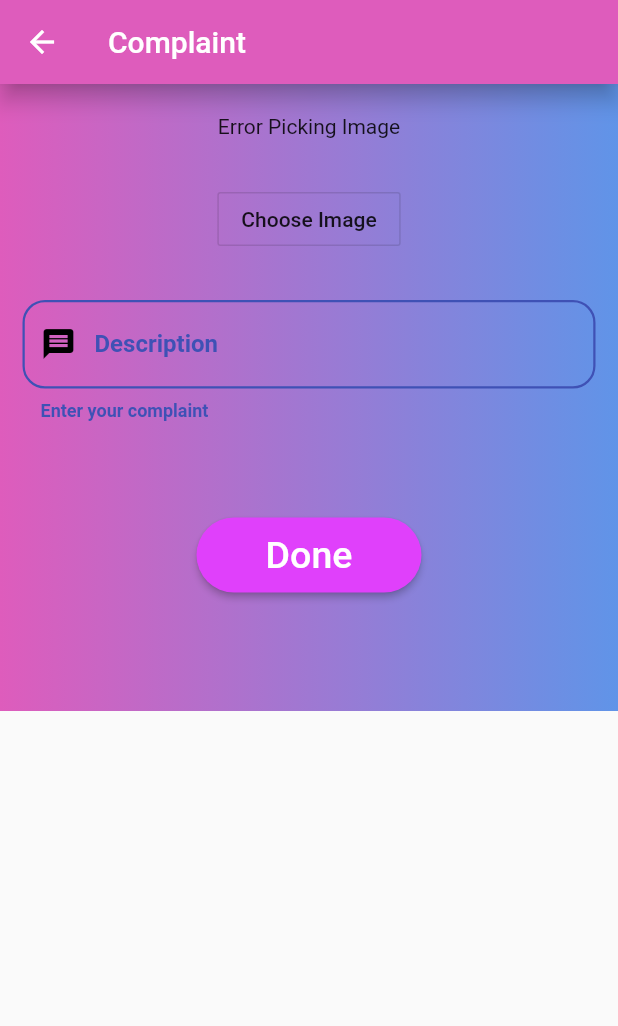
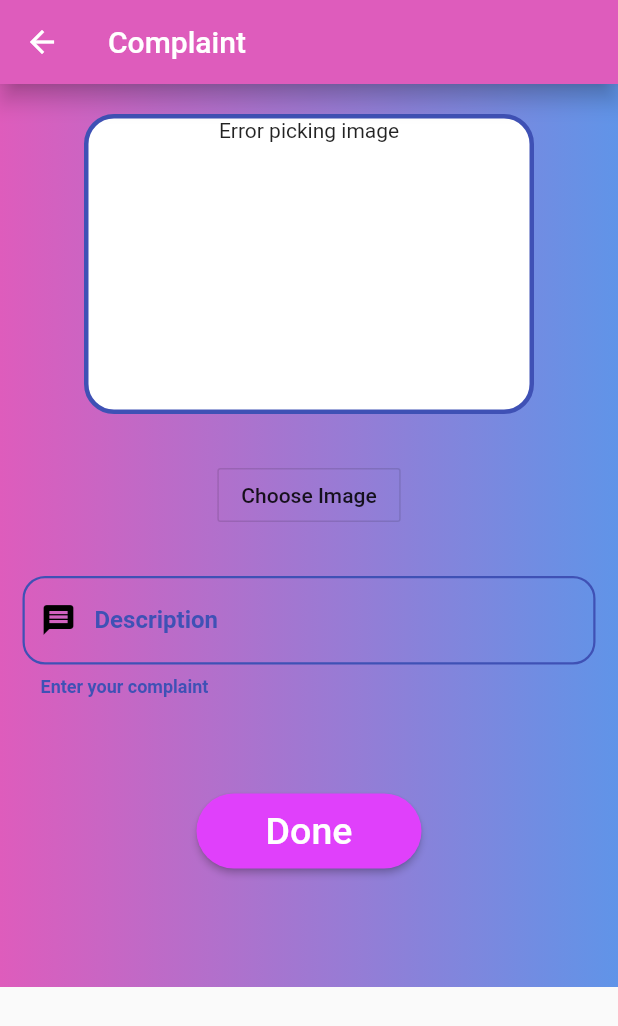
Before and after one commit to Nayananga/Project-3.0, a Flutter app: the ComplaintPage screen opened directly, after a tap on "Choose Image", on a phone screen of 412 x 824 dp. Shown: the top 1026 px of the screen. Run offline on Flutter 3.47's test engine with Material 2 defaults, Android fonts, the phone set to English and light mode, and no system bars; our stand-ins replace device_info, flare_flutter, google_sign_in, image_picker, location, progress_dialog and 1 more; missing offline and left inert: simple_logger; accounts and stored records are empty; generated files the repository leaves out were written again; Roboto replaces fonts that are missing (Merriweather-Black).

Commit message:
update: layout conflicts fixed and file names updated

```diff
--- a/flutter/lib/pages/complaint_page/complaint_page.dart
+++ b/flutter/lib/pages/complaint_page/complaint_page.dart
@@ -219,14 +219,46 @@ class Complaint extends State<ComplaintPage> {
             ),
           );
         } else if (null != snapshot.error) {
-          return const Text(
-            'Error Picking Image',
-            textAlign: TextAlign.center,
+          return Container(
+            height: 200.0,
+            width: 300.0,
+            decoration: BoxDecoration(
+              color: Colors.white,
+              border: Border(
+                top: BorderSide(color: Colors.indigo, width: 3.0),
+                right: BorderSide(color: Colors.indigo, width: 3.0),
+                left: BorderSide(color: Colors.indigo, width: 3.0),
+                bottom: BorderSide(color: Colors.indigo, width: 3.0),
+              ),
+              borderRadius: BorderRadius.all(
+                Radius.circular(20.0),
+              ),
+            ),
+            child: const Text(
+              'Error picking image',
+              textAlign: TextAlign.center,
+            ),
           );
         } else {
-          return const Text(
-            'No Image Selected',
-            textAlign: TextAlign.center,
+          return Container(
+            height: 200.0,
+            width: 300.0,
+            decoration: BoxDecoration(
+              color: Colors.white,
+              border: Border(
+                top: BorderSide(color: Colors.indigo, width: 3.0),
+                right: BorderSide(color: Colors.indigo, width: 3.0),
+                left: BorderSide(color: Colors.indigo, width: 3.0),
+                bottom: BorderSide(color: Colors.indigo, width: 3.0),
+              ),
+              borderRadius: BorderRadius.all(
+                Radius.circular(20.0),
+              ),
+            ),
+            child: const Text(
+              'No Image Selected',
+              textAlign: TextAlign.center,
+            ),
           );
         }
       },
--- a/flutter/lib/pages/home_page/settings_page.dart
+++ b/flutter/lib/pages/home_page/settings_page.dart
@@ -2,13 +2,13 @@ import 'package:flutter/cupertino.dart';
 import 'package:flutter/foundation.dart';
 import 'package:flutter/material.dart';
 
-class Settings extends State<SettingPage> with TickerProviderStateMixin {
+class Settings extends State<SettingsPage> with TickerProviderStateMixin {
   @override
   Widget build(BuildContext ctx) {
     return Scaffold(
       appBar: AppBar(
         backgroundColor: new Color(0xffde5cbc),
-        title: Text("Setting"),
+        title: Text("Settings"),
         elevation: Theme.of(ctx).platform == TargetPlatform.iOS ? 0.0 : 6.0,
       ),
       body: Container(
@@ -25,7 +25,7 @@ class Settings extends State<SettingPage> with TickerProviderStateMixin {
   }
 }
 
-class SettingPage extends StatefulWidget {
+class SettingsPage extends StatefulWidget {
   @override
   State createState() => Settings();
 }
--- a/flutter/lib/utils/constants.dart
+++ b/flutter/lib/utils/constants.dart
@@ -17,7 +17,7 @@
 
 class APIConstants {
   static const String OCTET_STREAM_ENCODING = "application/octet-stream";
-  static const String API_BASE_URL = "https://ac1e7283.ngrok.io";
+  static const String API_BASE_URL = "https://33ef55ce.ngrok.io";
 }
 
 class APIOperations {
```
Also changed, not shown: flutter/lib/pages/home_page/my_compalints_page.dart (renamed from flutter/lib/pages/home_page/home_page.dart, +5 -5 lines), flutter/lib/pages/home_page/my_review_page.dart (renamed from flutter/lib/pages/home_page/review_page.dart, +4 -4 lines), flutter/lib/pages/login_page.dart (+16 -16 lines), flutter/lib/pages/search_page/search_page.dart (+6 -6 lines).
